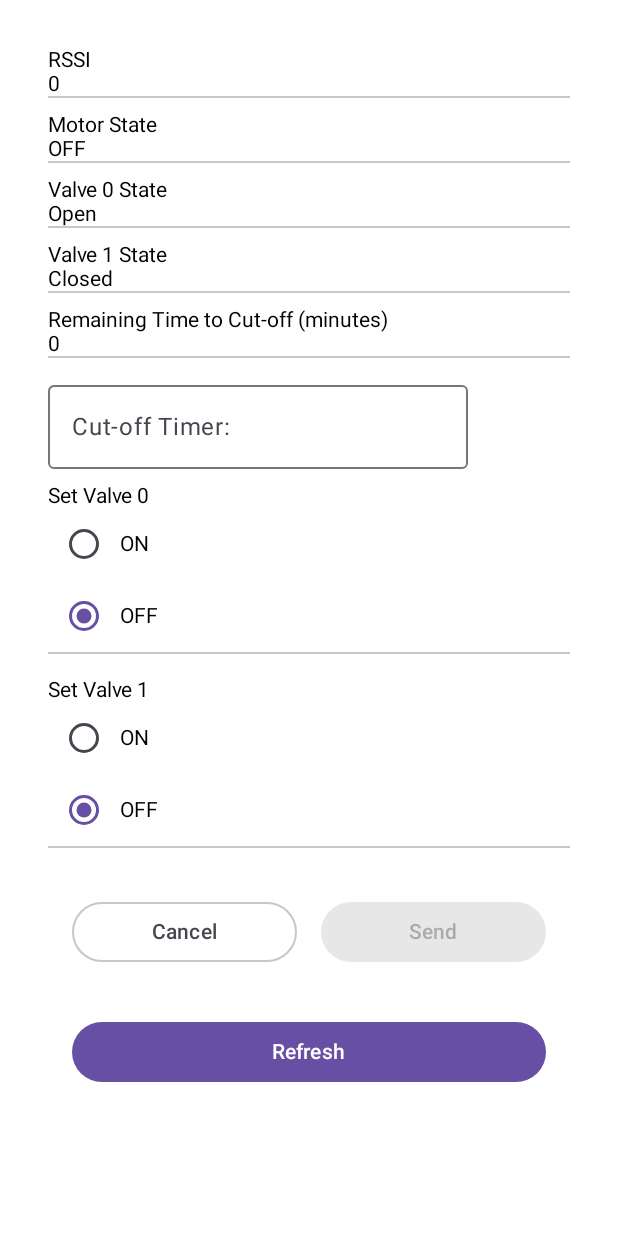
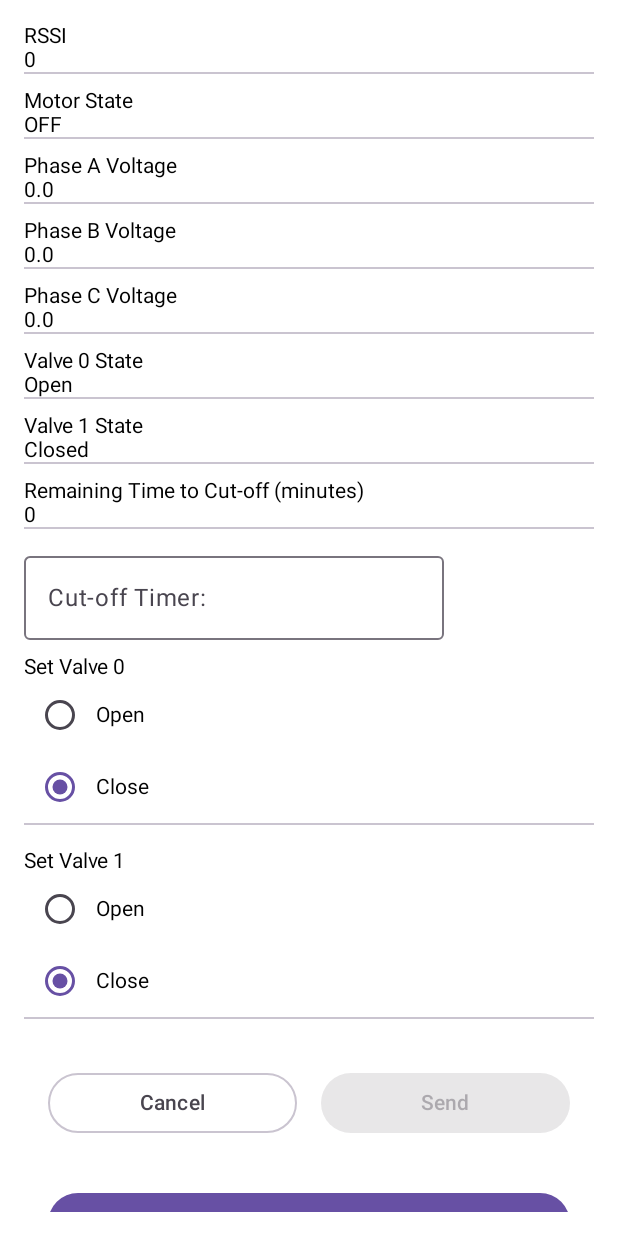
Before and after one commit to saki92/iot-android-app, an Android app built with Jetpack Compose: the @Preview function CommandScreenPreview, on a phone screen of 412 x 824 dp. Run offline under Robolectric (Android 15) with nearby library versions, the phone set to English and light mode, and no system bars.

Commit message:
fixed adc bug, uart data tx bug (for test server), enabled scroll

```diff
--- a/app/build.gradle
+++ b/app/build.gradle
@@ -79,6 +79,7 @@ dependencies {
     implementation "androidx.datastore:datastore-core:1.1.0-alpha04"
     implementation "androidx.datastore:datastore-preferences-core:1.0.0"
     implementation "androidx.datastore:datastore-preferences:1.0.0"
+    implementation "androidx.compose.foundation:foundation:1.5.0"
     testImplementation 'junit:junit:4.13.2'
     androidTestImplementation 'androidx.test.ext:junit:1.1.5'
     androidTestImplementation 'androidx.test.espresso:espresso-core:3.5.1'
--- a/app/src/main/java/com/example/irrigation/CommandScreen.kt
+++ b/app/src/main/java/com/example/irrigation/CommandScreen.kt
@@ -1,3 +1,4 @@
+import androidx.compose.foundation.gestures.detectTapGestures
 import androidx.compose.foundation.layout.Arrangement
 import androidx.compose.foundation.layout.Column
 import androidx.compose.foundation.layout.Row
@@ -6,9 +7,11 @@ import androidx.compose.foundation.layout.fillMaxSize
 import androidx.compose.foundation.layout.fillMaxWidth
 import androidx.compose.foundation.layout.height
 import androidx.compose.foundation.layout.padding
+import androidx.compose.foundation.rememberScrollState
 import androidx.compose.foundation.selection.selectable
 import androidx.compose.foundation.text.KeyboardActions
 import androidx.compose.foundation.text.KeyboardOptions
+import androidx.compose.foundation.verticalScroll
 import androidx.compose.material3.Button
 import androidx.compose.material3.Divider
 import androidx.compose.material3.OutlinedButton
@@ -22,6 +25,7 @@ import androidx.compose.runtime.remember
 import androidx.compose.runtime.setValue
 import androidx.compose.ui.Alignment
 import androidx.compose.ui.Modifier
+import androidx.compose.ui.input.pointer.pointerInput
 import androidx.compose.ui.platform.LocalFocusManager
 import androidx.compose.ui.res.dimensionResource
 import androidx.compose.ui.text.input.KeyboardType
@@ -34,7 +38,6 @@ import com.example.irrigation.deviceName
 
 @Composable
 fun CommandScreen(
-    modifier: Modifier,
     deviceData: DeviceData,
     onSubmitButtonClicked: (Int, Boolean, Boolean) -> Unit,
     onCancelButtonClicked: () -> Unit,
@@ -45,10 +48,17 @@ fun CommandScreen(
     var valve0Set by remember { mutableStateOf(false) }
     var valve1Set by remember { mutableStateOf(false) }
     Column(
-        modifier = modifier.padding(16.dp),
-        verticalArrangement = Arrangement.SpaceBetween
+        modifier = Modifier
+            .padding(16.dp)
+            .pointerInput(Unit) {
+                detectTapGestures(onTap = {
+                    focusManager.clearFocus() //hide keyboard when tapped outside
+                })
+            }
     ) {
-        Column(modifier = Modifier) {
+        Column(modifier = Modifier
+            .verticalScroll(rememberScrollState())
+            ) {
             Text("RSSI")
             Text(deviceData.rssi.toString())
             Divider(thickness = 1.dp)
@@ -56,6 +66,21 @@ fun CommandScreen(
 
             Text("Motor State")
             Text(deviceData.motor_state)
+            Divider(thickness = 1.dp)
+            Spacer(modifier = Modifier.height(10.dp))
+
+            Text("Phase A Voltage")
+            Text(getACVoltage(adcVal = deviceData.adc1).toString())
+            Divider(thickness = 1.dp)
+            Spacer(modifier = Modifier.height(10.dp))
+
+            Text("Phase B Voltage")
+            Text(getACVoltage(adcVal = deviceData.adc2).toString())
+            Divider(thickness = 1.dp)
+            Spacer(modifier = Modifier.height(10.dp))
+
+            Text("Phase C Voltage")
+            Text(getACVoltage(adcVal = deviceData.adc3).toString())
             Divider(thickness = 1.dp)
             Spacer(modifier = Modifier.height(10.dp))
 
@@ -104,7 +129,7 @@ fun CommandScreen(
                         valve0Set = true
                     }
                 )
-                Text("ON")}
+                Text("Open")}
 
             Row(modifier = Modifier.selectable(
                 selected = !valve0Set,
@@ -120,7 +145,7 @@ fun CommandScreen(
                         valve0Set = false
                     }
                 )
-                Text("OFF")}
+                Text("Close")}
 
             Divider(
                 thickness = 1.dp,
@@ -142,7 +167,7 @@ fun CommandScreen(
                         valve1Set = true
                     }
                 )
-                Text("ON")}
+                Text("Open")}
 
             Row(modifier = Modifier.selectable(
                 selected = !valve1Set,
@@ -158,7 +183,7 @@ fun CommandScreen(
                         valve1Set = false
                     }
                 )
-                Text("OFF")}
+                Text("Close")}
 
             Divider(
                 thickness = 1.dp,
@@ -168,10 +193,8 @@ fun CommandScreen(
             Row(
                 modifier = Modifier
                     .fillMaxWidth()
-                    .padding(16.dp)
-                    .weight(1f, false),
-                horizontalArrangement = Arrangement.spacedBy(16.dp),
-                verticalAlignment = Alignment.Bottom
+                    .padding(16.dp),
+                horizontalArrangement = Arrangement.spacedBy(16.dp)
             ) {
                 OutlinedButton(modifier = Modifier.weight(1f), onClick = onCancelButtonClicked) {
                     Text("Cancel")
@@ -189,10 +212,8 @@ fun CommandScreen(
             Row(
                 modifier = Modifier
                     .fillMaxWidth()
-                    .padding(16.dp)
-                    .weight(1f, false),
-                horizontalArrangement = Arrangement.spacedBy(16.dp),
-                verticalAlignment = Alignment.Bottom
+                    .padding(16.dp),
+                horizontalArrangement = Arrangement.spacedBy(16.dp)
             ) {
                 Button(
                     modifier = Modifier.weight(1f),
@@ -213,6 +234,20 @@ fun CommandScreen(
     }
 }
 
+@Composable
+fun getACVoltage(adcVal: Int): Double {
+    val vref = 3.3
+    val res = 1024
+    val volt = adcVal * vref / res
+
+    val r1 = 2e6
+    val r2 = 20e3
+
+    val acVolt = volt * (r1 + r2) / r2
+
+    return String.format("%.1f", acVolt).toDouble()
+}
+
 @Preview(showBackground = true)
 @Composable
 fun CommandScreenPreview() {
@@ -231,9 +266,6 @@ fun CommandScreenPreview() {
         rem_time = 0
     )
     CommandScreen(
-        modifier = Modifier
-            .fillMaxSize()
-            .padding(16.dp),
         onSubmitButtonClicked = { _: Int, _: Boolean, _: Boolean ->},
         deviceData = data,
         onCancelButtonClicked = {},
--- a/app/src/main/java/com/example/irrigation/MainActivity.kt
+++ b/app/src/main/java/com/example/irrigation/MainActivity.kt
@@ -117,7 +117,7 @@ fun IrrigationApp(
                         viewModel, navController
                     )
                 }
-                CommandScreen(modifier = Modifier,
+                CommandScreen(
                     deviceData = uiState,
                     onSubmitButtonClicked = { cutOffTime: Int, val0: Boolean, val1: Boolean ->
                                             CoroutineScope(IO).launch {
```
Also changed, not shown: app/src/main/java/com/example/irrigation/DeviceListViewModel.kt (+13 -12 lines).
